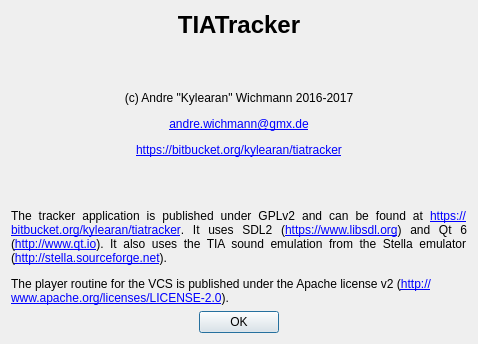
This is aboutdialog.ui in dionoid/tiatracker as Qt 5 draws it before an edit. The edited form follows.
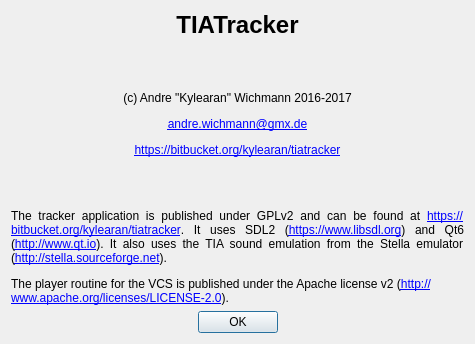
This is the edited form.

Diff of the .ui file:
```diff
--- a/aboutdialog.ui
+++ b/aboutdialog.ui
@@ -23,7 +23,7 @@
       </sizepolicy>
      </property>
      <property name="text">
-      <string>&lt;html&gt;&lt;head/&gt;&lt;body&gt;&lt;p align=&quot;center&quot;&gt;&lt;span style=&quot; font-size:18pt; font-weight:600;&quot;&gt;TIATracker&lt;/span&gt;&lt;/p&gt;&lt;p align=&quot;center&quot;&gt;&lt;br/&gt;&lt;/p&gt;&lt;p align=&quot;center&quot;&gt;(c) Andre &amp;quot;Kylearan&amp;quot; Wichmann 2016-2017&lt;/p&gt;&lt;p align=&quot;center&quot;&gt;&lt;a href=&quot;mailto:andre.wichmann@gmx.de&quot;&gt;&lt;span style=&quot; text-decoration: underline; color:#0000ff;&quot;&gt;andre.wichmann@gmx.de&lt;/span&gt;&lt;/a&gt;&lt;/p&gt;&lt;p align=&quot;center&quot;&gt;&lt;a href=&quot;https://bitbucket.org/kylearan/tiatracker&quot;&gt;&lt;span style=&quot; text-decoration: underline; color:#0000ff;&quot;&gt;https://bitbucket.org/kylearan/tiatracker&lt;/span&gt;&lt;/a&gt;&lt;/p&gt;&lt;p&gt;&lt;br/&gt;&lt;/p&gt;&lt;p align=&quot;justify&quot;&gt;The tracker application is published under GPLv2 and can be found at &lt;a href=&quot;https://bitbucket.org/kylearan/tiatracker&quot;&gt;&lt;span style=&quot; text-decoration: underline; color:#0000ff;&quot;&gt;https://bitbucket.org/kylearan/tiatracker&lt;/span&gt;&lt;/a&gt;. It uses SDL2 (&lt;a href=&quot;https://www.libsdl.org/&quot;&gt;&lt;span style=&quot; text-decoration: underline; color:#0000ff;&quot;&gt;https://www.libsdl.org&lt;/span&gt;&lt;/a&gt;) and Qt 6 (&lt;a href=&quot;http://www.qt.io/&quot;&gt;&lt;span style=&quot; text-decoration: underline; color:#0000ff;&quot;&gt;http://www.qt.io&lt;/span&gt;&lt;/a&gt;). It also uses the TIA sound emulation from the Stella emulator (&lt;a href=&quot;http://stella.sourceforge.net/&quot;&gt;&lt;span style=&quot; text-decoration: underline; color:#0000ff;&quot;&gt;http://stella.sourceforge.net&lt;/span&gt;&lt;/a&gt;).&lt;/p&gt;&lt;p&gt;The player routine for the VCS is published under the Apache license v2 (&lt;a href=&quot;http://www.apache.org/licenses/LICENSE-2.0&quot;&gt;&lt;span style=&quot; text-decoration: underline; color:#0000ff;&quot;&gt;http://www.apache.org/licenses/LICENSE-2.0&lt;/span&gt;&lt;/a&gt;).&lt;/p&gt;&lt;/body&gt;&lt;/html&gt;</string>
+      <string>&lt;html&gt;&lt;head/&gt;&lt;body&gt;&lt;p align=&quot;center&quot;&gt;&lt;span style=&quot; font-size:18pt; font-weight:600;&quot;&gt;TIATracker&lt;/span&gt;&lt;/p&gt;&lt;p align=&quot;center&quot;&gt;&lt;br/&gt;&lt;/p&gt;&lt;p align=&quot;center&quot;&gt;(c) Andre &amp;quot;Kylearan&amp;quot; Wichmann 2016-2017&lt;/p&gt;&lt;p align=&quot;center&quot;&gt;&lt;a href=&quot;mailto:andre.wichmann@gmx.de&quot;&gt;&lt;span style=&quot; text-decoration: underline; color:#0000ff;&quot;&gt;andre.wichmann@gmx.de&lt;/span&gt;&lt;/a&gt;&lt;/p&gt;&lt;p align=&quot;center&quot;&gt;&lt;a href=&quot;https://bitbucket.org/kylearan/tiatracker&quot;&gt;&lt;span style=&quot; text-decoration: underline; color:#0000ff;&quot;&gt;https://bitbucket.org/kylearan/tiatracker&lt;/span&gt;&lt;/a&gt;&lt;/p&gt;&lt;p&gt;&lt;br/&gt;&lt;/p&gt;&lt;p align=&quot;justify&quot;&gt;The tracker application is published under GPLv2 and can be found at &lt;a href=&quot;https://bitbucket.org/kylearan/tiatracker&quot;&gt;&lt;span style=&quot; text-decoration: underline; color:#0000ff;&quot;&gt;https://bitbucket.org/kylearan/tiatracker&lt;/span&gt;&lt;/a&gt;. It uses SDL2 (&lt;a href=&quot;https://www.libsdl.org/&quot;&gt;&lt;span style=&quot; text-decoration: underline; color:#0000ff;&quot;&gt;https://www.libsdl.org&lt;/span&gt;&lt;/a&gt;) and Qt6 (&lt;a href=&quot;http://www.qt.io/&quot;&gt;&lt;span style=&quot; text-decoration: underline; color:#0000ff;&quot;&gt;http://www.qt.io&lt;/span&gt;&lt;/a&gt;). It also uses the TIA sound emulation from the Stella emulator (&lt;a href=&quot;http://stella.sourceforge.net/&quot;&gt;&lt;span style=&quot; text-decoration: underline; color:#0000ff;&quot;&gt;http://stella.sourceforge.net&lt;/span&gt;&lt;/a&gt;).&lt;/p&gt;&lt;p&gt;The player routine for the VCS is published under the Apache license v2 (&lt;a href=&quot;http://www.apache.org/licenses/LICENSE-2.0&quot;&gt;&lt;span style=&quot; text-decoration: underline; color:#0000ff;&quot;&gt;http://www.apache.org/licenses/LICENSE-2.0&lt;/span&gt;&lt;/a&gt;).&lt;/p&gt;&lt;/body&gt;&lt;/html&gt;</string>
      </property>
      <property name="wordWrap">
       <bool>true</bool>
```
